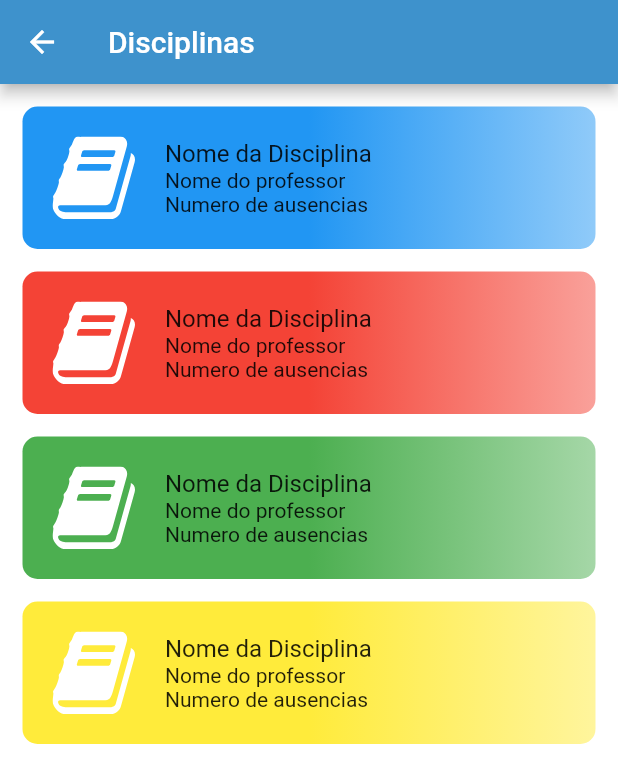
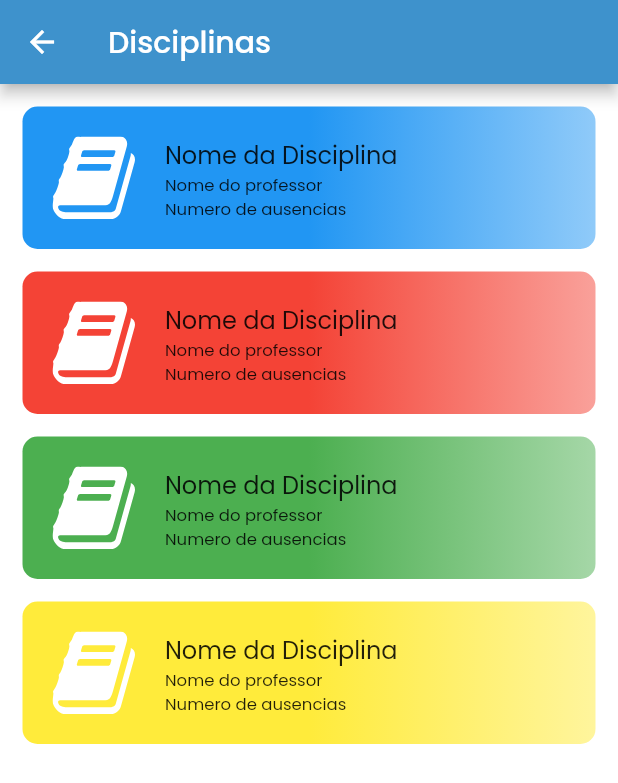
Before and after one commit to Mateuss18/School_Schedule, a Flutter app: the screen it shows after launch, after a tap on "Disciplinas", on a phone screen of 412 x 824 dp. Shown: the top 783 px of the screen. Run offline on Flutter 3.47's test engine with Material 2 defaults, Android fonts, the phone set to English and light mode, and no system bars; our stand-ins replace animated_splash_screen, firebase_auth, firebase_core, flutter_svg, google_sign_in, page_transition and 1 more; accounts and stored records are empty.

Commit message:
Splash screen with one bug

```diff
--- a/school_schedule/lib/core/app_images.dart
+++ b/school_schedule/lib/core/app_images.dart
@@ -16,6 +16,7 @@ class AppImages {
       'assets/images/icon_provas_azul_branco.svg';
   static const iconTarefasAzulBrancoSVG =
       'assets/images/icon_tarefas_azul_branco.svg';
+  static const notasCanetaSVG = 'assets/images/notas_caneta.svg';
   static const notasBrancoSVG = 'assets/images/notas_branco.svg';
   static const setaSVG = 'assets/images/seta.svg';
   static const iconUserSVG = 'assets/images/icon_user.svg';
--- a/school_schedule/lib/main.dart
+++ b/school_schedule/lib/main.dart
@@ -4,6 +4,12 @@ import 'package:school_schedule/modules/home/pages/home_page.dart';
 import 'package:school_schedule/modules/login/pages/login_page.dart';
 import 'package:school_schedule/modules/user/page/user_page.dart';
 import 'modules/welcome_page/welcome_page.dart';
+
+import 'package:flutter_svg/svg.dart';
+import '../../../core/app_images.dart';
+import 'package:school_schedule/core/app_colors.dart';
+import 'package:animated_splash_screen/animated_splash_screen.dart';
+import 'package:page_transition/page_transition.dart';
 
 void main() async {
   WidgetsFlutterBinding.ensureInitialized();
@@ -19,8 +25,38 @@ class MyApp extends StatelessWidget {
     return MaterialApp(
       debugShowCheckedModeBanner: false,
       title: 'School Schedule',
-      initialRoute: '/home',
+      // Set Poppins as the default app font.
+      theme: ThemeData(fontFamily: 'Poppins'),
+      initialRoute: '/splash-screen',
       routes: Navigate.routes,
+    );
+  }
+}
+
+class SplashScreen extends StatelessWidget {
+  const SplashScreen({Key? key}) : super(key: key);
+
+  @override
+  Widget build(BuildContext context) {
+    return AnimatedSplashScreen(
+      splash: Column(
+        children: [
+          SvgPicture.asset(AppImages.capeloSVG),
+          Container(
+            margin: const EdgeInsets.only(top: 10),
+            child: const Text(
+              'School Schedule',
+              style: TextStyle(fontSize: 25, color: Color.fromARGB(255, 255, 255, 255))
+            ),
+          ),
+        ],
+      ),
+      backgroundColor: AppColors.corPrimaria,
+      nextScreen: const HomePage(),
+      splashIconSize: 30,
+      duration: 2500,
+      splashTransition: SplashTransition.fadeTransition,
+      pageTransitionType: PageTransitionType.fade,
     );
   }
 }
@@ -28,6 +64,7 @@ class MyApp extends StatelessWidget {
 class Navigate {
   static Map<String, Widget Function(BuildContext)> routes = {
     '/': (context) => const WelcomePage(),
+    '/splash-screen': (context) => const SplashScreen(),
     '/sign-in': (context) => const LoginPage(),
     '/home': (context) => const HomePage(),
     '/user-page': (context) => const UserPage(),
--- a/school_schedule/lib/modules/disciplinas/pages/disciplina_page.dart
+++ b/school_schedule/lib/modules/disciplinas/pages/disciplina_page.dart
@@ -64,8 +64,14 @@ class _DisciplinasPageState extends State<DisciplinasPage> {
                       'Nome da Disciplina',
                       style: TextStyle(fontSize: 16),
                     ),
-                    Text('Nome do professor'),
-                    Text('Numero de ausencias'),
+                    Text(
+                      'Nome do professor',
+                      style: TextStyle(fontSize: 11),
+                    ),
+                    Text(
+                      'Numero de ausencias',
+                      style: TextStyle(fontSize: 11)
+                    )
                   ],
                 ),
               )
--- a/school_schedule/lib/modules/notas/pages/notas_page.dart
+++ b/school_schedule/lib/modules/notas/pages/notas_page.dart
@@ -56,7 +56,7 @@ class _NotasPageState extends State<NotasPage> {
             padding: const EdgeInsets.all(20),
             child: Row(
               children: [
-                SvgPicture.asset(AppImages.notasBrancoSVG),
+                SvgPicture.asset(AppImages.notasCanetaSVG),
                 Padding(
                   padding: const EdgeInsets.only(left: 20),
                   child: Column(
--- a/school_schedule/pubspec.yaml
+++ b/school_schedule/pubspec.yaml
@@ -83,8 +83,11 @@ flutter:
       fonts:
         - asset: assets/fonts/Poppins-Regular.ttf
         - asset: assets/fonts/Poppins-Bold.ttf
+          weight: 900
         - asset: assets/fonts/Poppins-Light.ttf
+          weight: 300
         - asset: assets/fonts/Poppins-Medium.ttf
+          weight: 500
   #     fonts:
   #       - asset: fonts/TrajanPro.ttf
   #       - asset: fonts/TrajanPro_Bold.ttf
```
Also changed, not shown: school_schedule/lib/modules/user/page/user_page.dart (+6 -5 lines), school_schedule/assets/images/icon_app.png (added).
